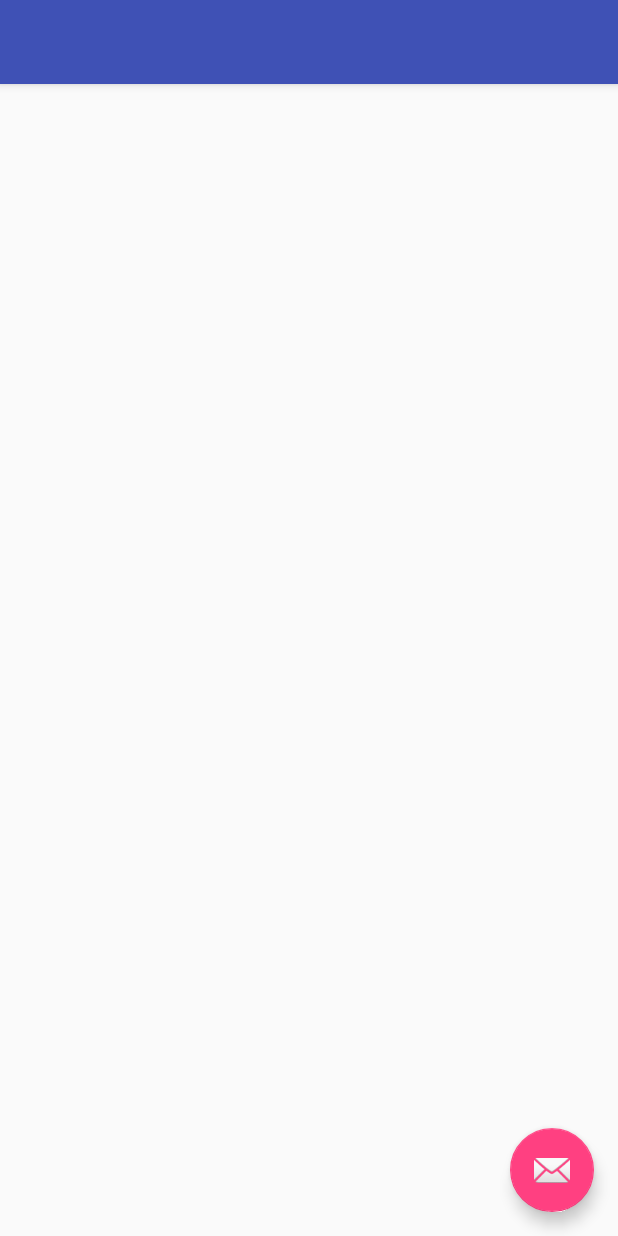
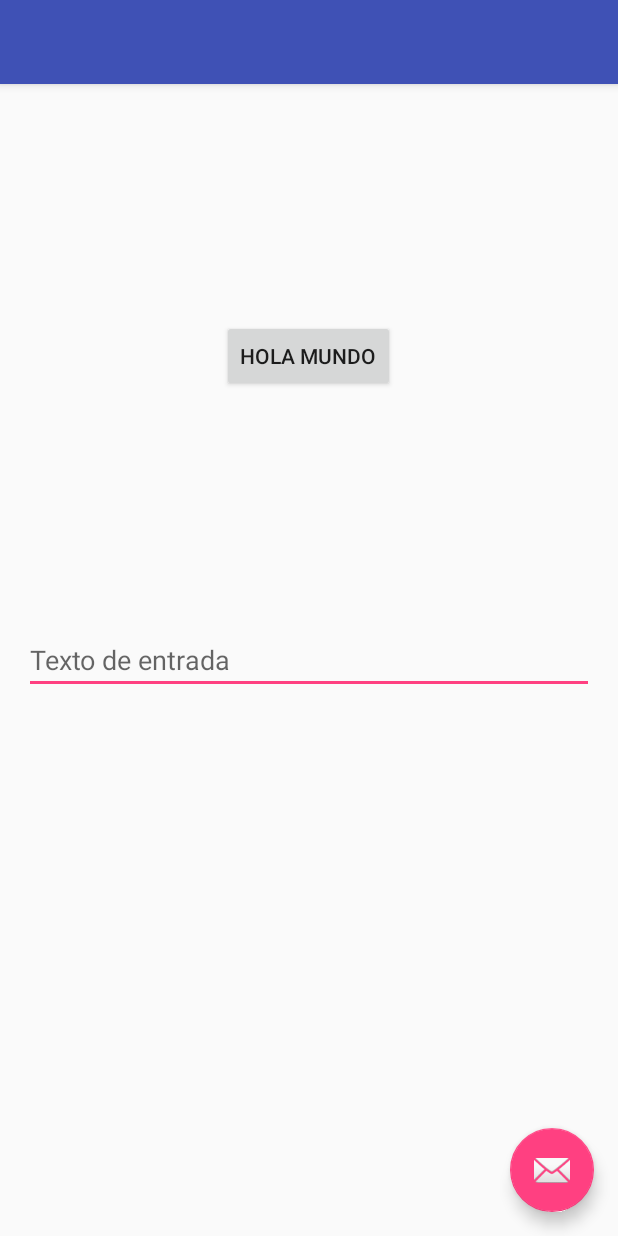
Before and after one commit to YasminLago/EjercicioIntentPMDM, an Android app: the SecondActivityFragment screen opened directly, with no data from a screen before it, on a phone screen of 412 x 824 dp. Run offline under Robolectric (Android 15) with nearby library versions, the phone set to English and light mode, and no system bars.

Commit message:
Creacion de un boton, un textView y un editText

```diff
--- a/app/src/main/res/layout/fragment_second.xml
+++ b/app/src/main/res/layout/fragment_second.xml
@@ -21,5 +21,23 @@
         android:layout_alignParentStart="true"
         android:layout_marginTop="79dp" />
 
+    <EditText
+        android:id="@+id/textoADevolver"
+        android:layout_width="match_parent"
+        android:layout_height="wrap_content"
+        android:layout_centerHorizontal="true"
+        android:layout_centerVertical="true"
+        android:hint="Texto de entrada" />
+
+    <Button
+        android:id="@+id/btnHi"
+        android:layout_width="wrap_content"
+        android:layout_height="wrap_content"
+        android:layout_centerHorizontal="true"
+        android:layout_marginTop="141dp"
+        android:text="@string/button"
+        android:layout_gravity="center"
+        />
+
 
 </RelativeLayout>
```
Also changed, not shown: app/src/main/res/layout/fragment_main.xml (+11 -1 lines).
